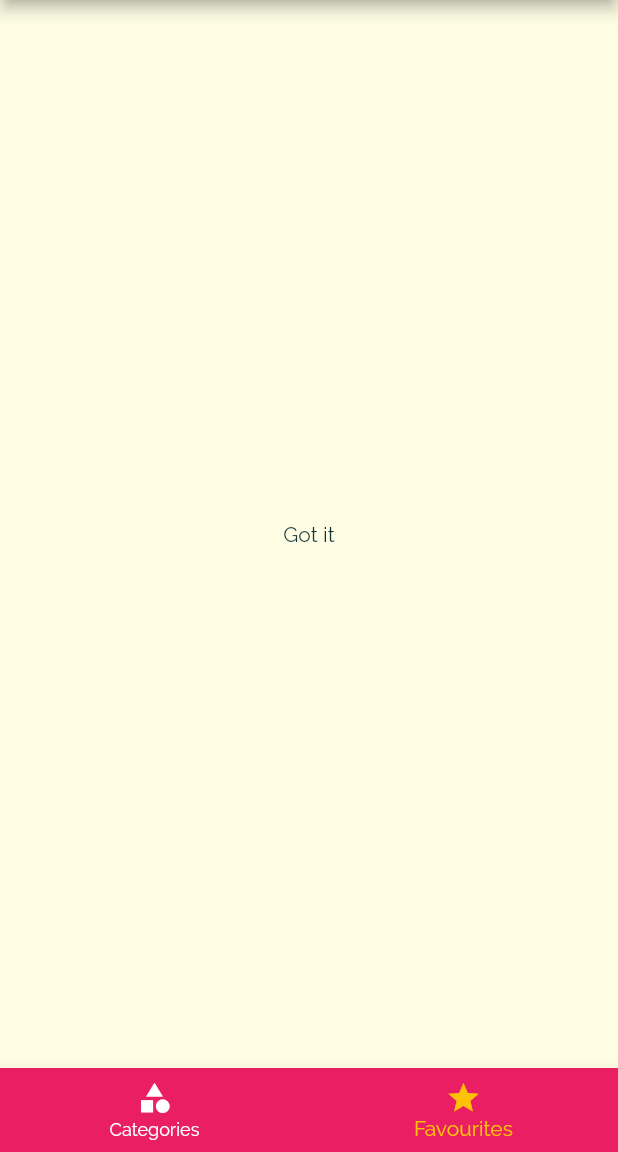
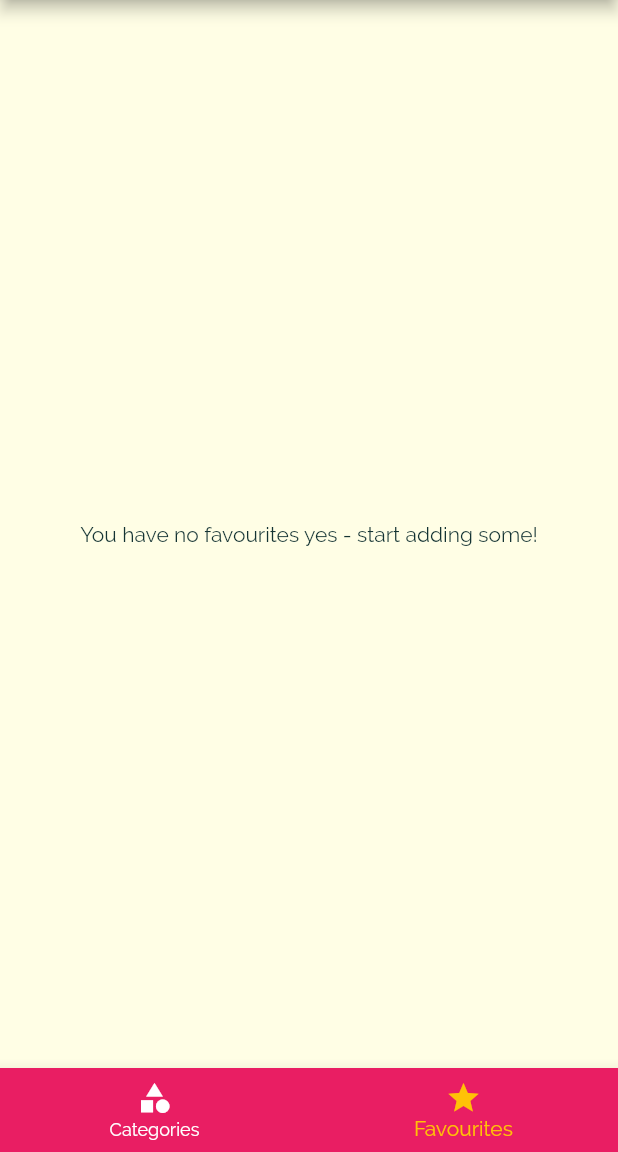
Before and after one commit to sambhav37/meals_flutter_app, a Flutter app: the screen it shows after launch, item 2 of the bottom bar chosen, on a phone screen of 412 x 824 dp, the part 84-1236 px from its top. Run offline on Flutter 3.47's test engine with Material 2 defaults, Android fonts, the phone set to English and light mode, and no system bars.

Commit message:
Favourite Feature Added

```diff
--- a/lib/main.dart
+++ b/lib/main.dart
@@ -23,6 +23,7 @@ class _MyAppState extends State<MyApp> {
   };
 
   List<Meal> _availableMeals = DUMMY_MEALS;
+  List<Meal> _favouriteMeals = [];
 
   void _setFilters(Map<String, bool> filterData) {
     setState(() {
@@ -31,19 +32,40 @@ class _MyAppState extends State<MyApp> {
       _availableMeals = DUMMY_MEALS.where((meal) {
         if (_filters['gluten'] && !meal.isGlutenFree) {
           return false;
-          }
+        }
         if (_filters['lactose'] && !meal.isLactoseFree) {
           return false;
-          }
+        }
         if (_filters['vegan'] && !meal.isVegan) {
           return false;
-          }
+        }
         if (_filters['vegetarian'] && !meal.isVegetarian) {
           return false;
-          }
-          return true;
+        }
+        return true;
       }).toList();
     });
+  }
+
+  void _toggleFavourite(String mealId) {
+    final existingIndex =
+        _favouriteMeals.indexWhere((meal) => meal.id == mealId);
+
+    if (existingIndex >= 0) {
+      setState(() {
+        _favouriteMeals.removeAt(existingIndex);
+      });
+    } else {
+      setState(() {
+        _favouriteMeals.add(
+          DUMMY_MEALS.firstWhere((meal) => meal.id == mealId),
+        );
+      });
+    }
+  }
+
+  bool _isMealFavourite(String id) {
+    return _favouriteMeals.any((meal) => meal.id == id);
   }
 
   @override
@@ -71,9 +93,10 @@ class _MyAppState extends State<MyApp> {
       // home: CategoriesScreen(),
       initialRoute: '/', //default is /
       routes: {
-        '/': (ctx) => TabsScreen(),
-        CategoryMealsScreen.routeName: (ctx) => CategoryMealsScreen(_availableMeals),
-        MealDetailScreen.routeName: (ctx) => MealDetailScreen(),
+        '/': (ctx) => TabsScreen(_favouriteMeals),
+        CategoryMealsScreen.routeName: (ctx) =>
+            CategoryMealsScreen(_availableMeals),
+        MealDetailScreen.routeName: (ctx) => MealDetailScreen(_toggleFavourite, _isMealFavourite),
         FiltersScreen.routeName: (ctx) => FiltersScreen(_filters, _setFilters),
       },
       // if named route is absent
--- a/lib/screens/favorites_screen.dart
+++ b/lib/screens/favorites_screen.dart
@@ -1,9 +1,32 @@
 import 'package:flutter/material.dart';
+import '../models/meal.dart';
+import '../widgets/meal_item.dart';
 
 class FavouritesScreen extends StatelessWidget {
+  final List<Meal> favouriteMeals;
+
+  FavouritesScreen(this.favouriteMeals);
 
   @override
   Widget build(BuildContext context) {
-    return Center(child: Text("Got it"));
+    if (favouriteMeals.isEmpty) {
+      return Center(
+      child: Text("You have no favourites yes - start adding some!"),
+    );
+    } else {
+      return ListView.builder(
+        itemBuilder: (ctx, index) {
+          return MealItem(
+            id: favouriteMeals[index].id,
+            title: favouriteMeals[index].title,
+            imageUrl: favouriteMeals[index].imageUrl,
+            duration: favouriteMeals[index].duration,
+            complexity: favouriteMeals[index].complexity,
+            affordability: favouriteMeals[index].affordability,
+          );
+        },
+        itemCount: favouriteMeals.length,
+      );
+    }
   }
 }
--- a/lib/screens/tabs_screen.dart
+++ b/lib/screens/tabs_screen.dart
@@ -3,25 +3,37 @@ import 'package:flutter/material.dart';
 import '../widgets/main_drawer.dart';
 import './favorites_screen.dart';
 import './categories_screen.dart';
+import '../models/meal.dart';
 
 class TabsScreen extends StatefulWidget {
+  final List<Meal> favouriteMeals;
+
+  TabsScreen(this.favouriteMeals);
+
   @override
   State<TabsScreen> createState() => _TabsScreenState();
 }
 
 class _TabsScreenState extends State<TabsScreen> {
-  final List<Map<String, Object>> _pages = [
+  List<Map<String, Object>> _pages;
+
+  int _selectedPageIndex = 0;
+
+  @override
+  void initState() {
+    // TODO: implement initState
+    _pages = [
       {
         'page': CategoriesScreen(),
         'title': 'Categories',
       },
       {
-      'page': FavouritesScreen(),
+        'page': FavouritesScreen(widget.favouriteMeals),
         'title': 'Your favorites',
       },
     ];
-
-  int _selectedPageIndex = 0;
+    super.initState();
+  }
 
   void _selectPage(int index) {
     setState(() {
--- a/lib/widgets/meal_item.dart
+++ b/lib/widgets/meal_item.dart
@@ -12,7 +12,7 @@ class MealItem extends StatelessWidget {
   final int duration;
   final Complexity complexity;
   final Affordability affordability;
-  final Function removeItem;
+  // final Function removeItem;
 
   MealItem({
     @required this.id,
@@ -21,7 +21,7 @@ class MealItem extends StatelessWidget {
     @required this.duration,
     @required this.complexity,
     @required this.affordability,
-    @required this.removeItem,
+    // @required this.removeItem,
   });
 
   String get complexityText {
@@ -62,7 +62,7 @@ class MealItem extends StatelessWidget {
       arguments: id,
     ).then((result) {
       if (result != null) {
-        removeItem(result);
+        // removeItem(result);
       }
     });
   }
```
Also changed, not shown: lib/screens/category_meals_screen.dart (+6 -2 lines), lib/screens/meal_detail_screen.dart (+11 -4 lines). Lines whose indentation alone changed are shown as unchanged.
